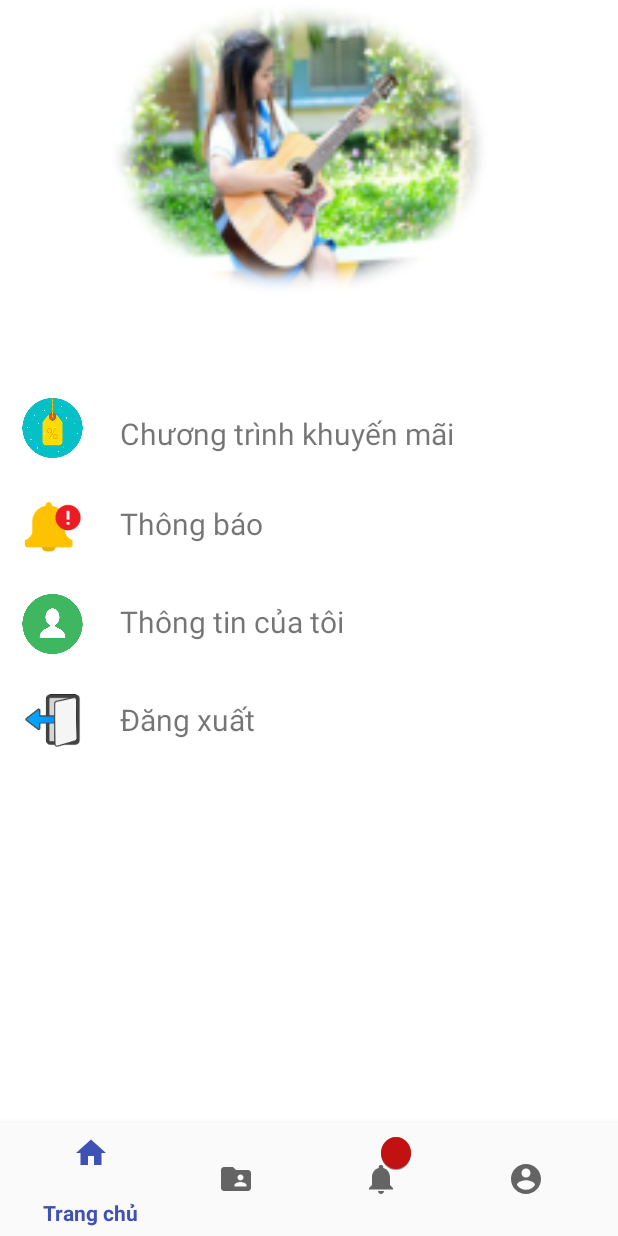
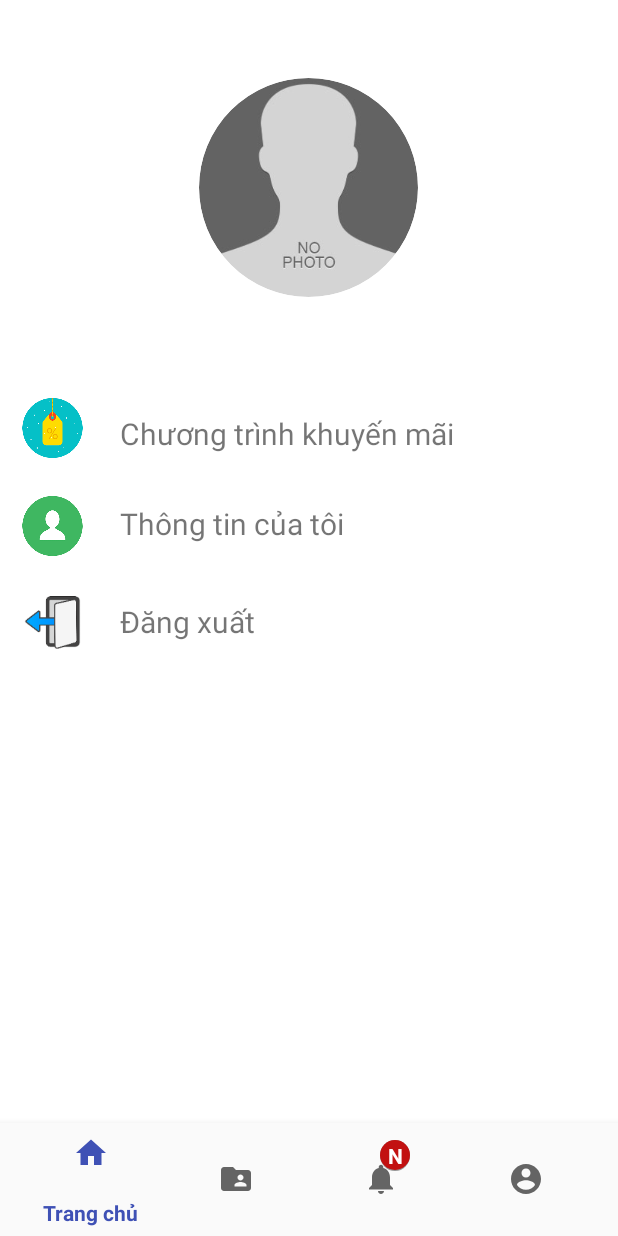
Before and after one commit to khanhkk/ShoesShopProject, an Android app: the fragment PersonalOfShopFragment placed in its activity, on a phone screen of 412 x 824 dp. Run offline under Robolectric (Android 15) with nearby library versions, the phone set to English and light mode, and no system bars; our stand-ins replace CircleImageView, Firebase (no records; nobody signed in at launch, a user with empty details on screens opened directly); 3 statements that could not run were skipped.

Commit message:
update personal
update personal

```diff
--- a/Project/ShoesShopProject/app/src/main/java/tdc/edu/vn/shoesshop/Bao/MainInfoCilent.java
+++ b/Project/ShoesShopProject/app/src/main/java/tdc/edu/vn/shoesshop/Bao/MainInfoCilent.java
@@ -95,7 +95,6 @@ public class MainInfoCilent extends AppCompatActivity {
             public void onDataChange(DataSnapshot dataSnapshot) {
                 Client client = dataSnapshot.getValue(Client.class);
                 txtnanme.setText(client.getName());
-
                 txtsdt.setText("Số điện thoại:  " + client.getPhone());
                 txtemail.setText("Email:  " + client.getEmail());
                 txtdiachi.setText("Địa chỉ:  " + client.getAddress());
--- a/Project/ShoesShopProject/app/src/main/java/tdc/edu/vn/shoesshop/Bao/MainInfoShop.java
+++ b/Project/ShoesShopProject/app/src/main/java/tdc/edu/vn/shoesshop/Bao/MainInfoShop.java
@@ -134,8 +134,7 @@ public class MainInfoShop extends AppCompatActivity {
                 address.setText("Địa chỉ:  " + shop.getAddress());
                 nguoidaidien.setText("Người đại diện:  " + shop.getNguoidaidien());
                 fb.setText("Facebook:  " + shop.getFb());
-                if(shop.getImage() != null)
-                {
+                if (shop.getImage() != null) {
                     try {
                         Bitmap bitmap = General.decodeFromFirebaseBase64(shop.getImage());
                         Glide.with(MainInfoShop.this).load(bitmap).into(image);
--- a/Project/ShoesShopProject/app/src/main/java/tdc/edu/vn/shoesshop/Bao/PersonalOfShopFragment.java
+++ b/Project/ShoesShopProject/app/src/main/java/tdc/edu/vn/shoesshop/Bao/PersonalOfShopFragment.java
@@ -1,6 +1,7 @@
 package tdc.edu.vn.shoesshop.Bao;
 
 import android.content.Intent;
+import android.graphics.Bitmap;
 import android.os.Bundle;
 import android.support.v4.app.Fragment;
 import android.view.LayoutInflater;
@@ -9,6 +10,7 @@ import android.view.ViewGroup;
 import android.widget.ImageView;
 import android.widget.TextView;
 
+import com.bumptech.glide.Glide;
 import com.google.firebase.auth.FirebaseAuth;
 import com.google.firebase.auth.FirebaseUser;
 import com.google.firebase.database.DataSnapshot;
@@ -17,6 +19,9 @@ import com.google.firebase.database.DatabaseReference;
 import com.google.firebase.database.FirebaseDatabase;
 import com.google.firebase.database.ValueEventListener;
 
+import java.io.IOException;
+
+import Controls.General;
 import Models.Shop;
 import tdc.edu.vn.shoesshop.Khanh.Promotions;
 import tdc.edu.vn.shoesshop.R;
@@ -26,6 +31,7 @@ public class PersonalOfShopFragment extends Fragment {
     FirebaseUser user = FirebaseAuth.getInstance().getCurrentUser();
     DatabaseReference database = FirebaseDatabase.getInstance().getReference();
     TextView nameShop;
+    ImageView img;
 
     @Override
     public View onCreateView(LayoutInflater inflater, ViewGroup container,
@@ -35,6 +41,8 @@ public class PersonalOfShopFragment extends Fragment {
         View view = null;
         view = inflater.inflate(R.layout.personal_of_shop_fragment, container, false);
         nameShop = (TextView) view.findViewById(R.id.txtName);
+        img = (ImageView) view.findViewById(R.id.imgshop) ;
+
         data();
         // thông tin khuyến mãi
         ImageView imgkhuyenmai = (ImageView) view.findViewById(R.id.imgkhuyenmai);
@@ -72,22 +80,6 @@ public class PersonalOfShopFragment extends Fragment {
             }
         });
 
-        // thông báo
-        ImageView imgtbshop = (ImageView) view.findViewById(R.id.imgtbshop);
-        imgtbshop.setOnClickListener(new View.OnClickListener() {
-            @Override
-            public void onClick(View view) {
-
-            }
-        });
-        TextView txttbshop = (TextView) view.findViewById(R.id.txttbshop);
-        txttbshop.setOnClickListener(new View.OnClickListener() {
-            @Override
-            public void onClick(View view) {
-
-            }
-        });
-
         // đăng xuát
         ImageView imglogout = (ImageView) view.findViewById(R.id.imglogout);
         imglogout.setOnClickListener(new View.OnClickListener() {
@@ -119,6 +111,15 @@ public class PersonalOfShopFragment extends Fragment {
 
                 Shop shop = dataSnapshot.getValue(Shop.class);
                 nameShop.setText(shop.getName());
+                if (shop.getImage() != null) {
+                    try {
+                        Bitmap bitmap = General.decodeFromFirebaseBase64(shop.getImage());
+                        Glide.with(PersonalOfShopFragment.this).load(bitmap).into(img);
+                    } catch (IOException e) {
+                        e.printStackTrace();
+                    }
+                }
+
             }
 
             @Override
--- a/Project/ShoesShopProject/app/src/main/java/tdc/edu/vn/shoesshop/Toan/Comment_Activity.java
+++ b/Project/ShoesShopProject/app/src/main/java/tdc/edu/vn/shoesshop/Toan/Comment_Activity.java
@@ -7,7 +7,6 @@ import android.support.v7.widget.Toolbar;
 import android.view.View;
 import android.widget.Toast;
 
-import Controls.ServerConnectInternet;
 import tdc.edu.vn.shoesshop.R;
 
 public class Comment_Activity extends AppCompatActivity {
--- a/Project/ShoesShopProject/app/src/main/java/tdc/edu/vn/shoesshop/Toan/HomeForClient.java
+++ b/Project/ShoesShopProject/app/src/main/java/tdc/edu/vn/shoesshop/Toan/HomeForClient.java
@@ -21,7 +21,6 @@ import com.google.firebase.database.DatabaseReference;
 import com.google.firebase.database.FirebaseDatabase;
 import com.google.firebase.database.ValueEventListener;
 
-import Controls.ServerConnectInternet;
 import tdc.edu.vn.shoesshop.Bao.PersonalOfClientLoginedFragment;
 import tdc.edu.vn.shoesshop.Khanh.Cart;
 import tdc.edu.vn.shoesshop.R;
--- a/Project/ShoesShopProject/app/src/main/java/tdc/edu/vn/shoesshop/Toan/HomeForShop.java
+++ b/Project/ShoesShopProject/app/src/main/java/tdc/edu/vn/shoesshop/Toan/HomeForShop.java
@@ -20,7 +20,6 @@ import com.google.firebase.database.DatabaseReference;
 import com.google.firebase.database.FirebaseDatabase;
 import com.google.firebase.database.ValueEventListener;
 
-import Controls.ServerConnectInternet;
 import tdc.edu.vn.shoesshop.Bao.PersonalOfShopFragment;
 import tdc.edu.vn.shoesshop.Khanh.HSActivity;
 import tdc.edu.vn.shoesshop.R;
--- a/Project/ShoesShopProject/app/src/main/java/tdc/edu/vn/shoesshop/Toan/Info_product.java
+++ b/Project/ShoesShopProject/app/src/main/java/tdc/edu/vn/shoesshop/Toan/Info_product.java
@@ -44,7 +44,6 @@ import java.util.TimerTask;
 import Adapters.AdapterComment;
 import Adapters.Adapter_info_product;
 import Controls.DateTimePicker;
-import Controls.ServerConnectInternet;
 import Models.BillDetail;
 import Models.Comments;
 import Models.Product;
--- a/Project/ShoesShopProject/app/src/main/java/tdc/edu/vn/shoesshop/Toan/LoginActivity.java
+++ b/Project/ShoesShopProject/app/src/main/java/tdc/edu/vn/shoesshop/Toan/LoginActivity.java
@@ -26,7 +26,6 @@ import com.google.firebase.database.Query;
 import com.google.firebase.database.ValueEventListener;
 
 import Controls.General;
-import Controls.ServerConnectInternet;
 import Models.Account;
 import tdc.edu.vn.shoesshop.R;
 
--- a/Project/ShoesShopProject/app/src/main/java/Controls/ServerConnectInternet.java
+++ b/Project/ShoesShopProject/app/src/main/java/tdc/edu/vn/shoesshop/Toan/ServerConnectInternet.java
@@ -1,12 +1,10 @@
-package Controls;
+package tdc.edu.vn.shoesshop.Toan;
 
 import android.content.BroadcastReceiver;
 import android.content.Context;
 import android.content.Intent;
 import android.net.ConnectivityManager;
 import android.net.NetworkInfo;
-
-import tdc.edu.vn.shoesshop.Toan.MyApplication;
 
 public class ServerConnectInternet extends BroadcastReceiver{
     @Override
--- a/Project/ShoesShopProject/app/src/main/java/tdc/edu/vn/shoesshop/Toan/SignupActivity.java
+++ b/Project/ShoesShopProject/app/src/main/java/tdc/edu/vn/shoesshop/Toan/SignupActivity.java
@@ -25,7 +25,6 @@ import java.util.ArrayList;
 import java.util.HashMap;
 
 import Controls.General;
-import Controls.ServerConnectInternet;
 import Models.Account;
 import Models.Client;
 import Models.Shop;
--- a/Project/ShoesShopProject/app/src/main/res/layout/info_personal.xml
+++ b/Project/ShoesShopProject/app/src/main/res/layout/info_personal.xml
@@ -47,7 +47,7 @@
         android:layout_width="200dp"
         android:layout_height="200dp"
         android:layout_gravity="center"
-        android:src="@drawable/avatar"
+        android:src="@drawable/ff"
         app:civ_border_color="@color/white"
         app:civ_border_width="2dp"
 
--- a/Project/ShoesShopProject/app/src/main/res/layout/notifi_badge.xml
+++ b/Project/ShoesShopProject/app/src/main/res/layout/notifi_badge.xml
@@ -7,12 +7,12 @@
         android:layout_width="wrap_content"
         android:layout_height="wrap_content"
         android:layout_gravity="top|center_horizontal"
-        android:layout_marginTop="9dp"
-        android:layout_marginLeft="10dp"
-        android:layout_marginStart="10dp"
+        android:layout_marginTop="11dp"
+        android:layout_marginLeft="9dp"
+        android:layout_marginStart="9dp"
         android:background="@drawable/badge_bg_with_shadow"
         android:gravity="center"
-        android:padding="3dp"
         android:textColor="@color/white"
-        android:textSize="11sp" />
+        android:text="N"
+        android:textStyle="bold"/>
 </FrameLayout>
--- a/Project/ShoesShopProject/app/src/main/res/layout/personal_of_shop_fragment.xml
+++ b/Project/ShoesShopProject/app/src/main/res/layout/personal_of_shop_fragment.xml
@@ -12,20 +12,25 @@
         android:layout_height="match_parent"
         android:orientation="vertical"
         >
-
-        <ImageView
-            android:id="@+id/imageView2"
-            android:layout_width="400dp"
-            android:layout_height="200dp"
-            app:srcCompat="@mipmap/a1" />
-
+        <de.hdodenhof.circleimageview.CircleImageView
+            android:id="@+id/imgshop"
+            android:layout_marginTop="50dp"
+            android:layout_width="150dp"
+            android:layout_height="150dp"
+            android:layout_gravity="center"
+            android:src="@drawable/ff"
+            app:civ_border_color="@color/white"
+            app:civ_border_width="2dp"
+            />
 
         <TextView
             android:id="@+id/txtName"
+            android:layout_marginTop="10dp"
             android:layout_width="match_parent"
             android:layout_height="wrap_content"
             android:gravity="center"
-            android:textSize="20dp"/>
+            android:textSize="25sp"
+            android:textStyle="bold"/>
 
     </LinearLayout>
 
@@ -61,30 +66,7 @@
                 android:textSize="20dp"
                 />
         </LinearLayout>
-        <LinearLayout
-            android:layout_width="wrap_content"
-            android:layout_height="wrap_content"
-            android:layout_marginTop="10dp">
 
-            <ImageView
-                android:id="@+id/imgtbshop"
-                android:layout_width="50dp"
-                android:layout_height="40dp"
-                app:srcCompat="@mipmap/thongbao"
-                android:layout_marginLeft="10dp"
-                android:layout_marginRight="20dp"
-                android:layout_marginTop="15dp" />
-
-            <TextView
-                android:id="@+id/txttbshop"
-                android:layout_width="wrap_content"
-                android:layout_height="wrap_content"
-                android:layout_toRightOf="@+id/imgtbshop"
-                android:text="Thông báo"
-                android:layout_marginTop="20dp"
-                android:textSize="20dp"
-                />
-        </LinearLayout>
         <LinearLayout
             android:layout_width="wrap_content"
             android:layout_height="wrap_content"
@@ -110,8 +92,6 @@
                 />
         </LinearLayout>
 
-
-
         <LinearLayout
             android:layout_width="wrap_content"
             android:layout_height="wrap_content"
@@ -136,6 +116,7 @@
                 android:textSize="20dp"
                 />
         </LinearLayout>
+
     </LinearLayout>
 
 </RelativeLayout>
```
Also changed, not shown: Project/ShoesShopProject/app/src/main/java/tdc/edu/vn/shoesshop/Bao/PersonalOfClientLoginedFragment.java (+15 -0 lines), Project/ShoesShopProject/app/src/main/res/layout/info_shop.xml (+11 -12 lines), Project/ShoesShopProject/app/src/main/res/layout/personal_of_client_logined_fragment.xml (+9 -3 lines), Project/ShoesShopProject/app/src/main/res/drawable-mdpi/ff.jpg (added).
